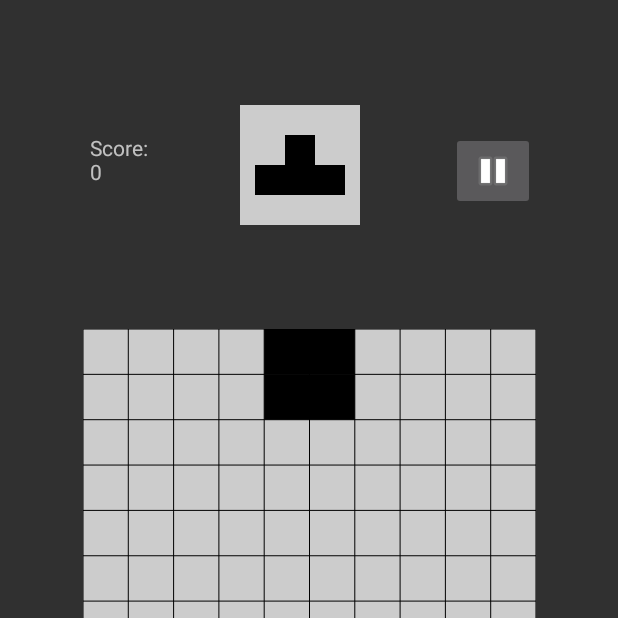
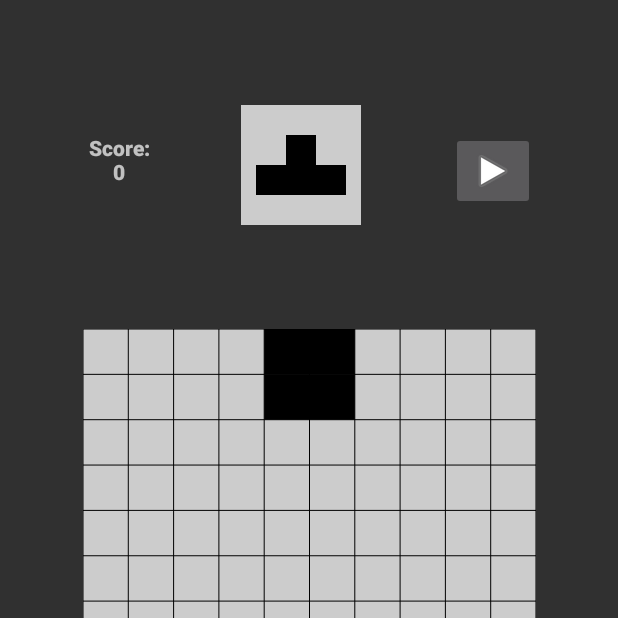
Before and after one commit to Warpand/Mobilne-Tetris, an Android app: the SinglePlayerActivity screen opened directly, with no data from a screen before it, after a tap on an icon or button, on a phone screen of 412 x 824 dp, the top half of it. Run offline under Robolectric (Android 15) with nearby library versions, the phone set to English and light mode, and no system bars; our stand-ins replace Room's generated code.

Commit message:
Pause button now changes its image, prettier score text

```diff
--- /dev/null
+++ b/app/src/main/java/com/example/tetris/android/PauseButtonListener.java
@@ -0,0 +1,30 @@
+package com.example.tetris.android;
+import android.view.View;
+import android.widget.ImageButton;
+
+import com.example.tetris.core.GameEngine;
+import com.example.tetris.core.GameEvent;
+
+public class PauseButtonListener implements View.OnClickListener {
+    private final GameEngine gameEngine;
+    private final int pauseImageId;
+    private final int resumeImageId;
+    private boolean paused = false;
+
+    PauseButtonListener(GameEngine gameEngine) {
+        this.gameEngine = gameEngine;
+        pauseImageId = android.R.drawable.ic_media_pause;
+        resumeImageId = android.R.drawable.ic_media_play;
+    }
+
+    @Override
+    public void onClick(View view) {
+        ImageButton pauseButton = (ImageButton) view;
+        paused = !paused;
+        if(paused)
+            pauseButton.setImageResource(resumeImageId);
+        else
+            pauseButton.setImageResource(pauseImageId);
+        gameEngine.registerEvent(new GameEvent.PauseEvent());
+    }
+}
--- a/app/src/main/java/com/example/tetris/android/SinglePlayerActivity.java
+++ b/app/src/main/java/com/example/tetris/android/SinglePlayerActivity.java
@@ -34,7 +34,7 @@
         SinglePlayerActivityBinding binding = SinglePlayerActivityBinding.inflate(getLayoutInflater());
         gameEngine.registerObserver(binding.scoreText);
         gameEngine.registerObserver(binding.tetrominoView);
-        binding.pauseButton.setOnClickListener(view -> gameEngine.registerEvent(new GameEvent.PauseEvent()));
+        binding.pauseButton.setOnClickListener(new PauseButtonListener(gameEngine));
         binding.boardView.setGameEngine(gameEngine);
         setContentView(binding.getRoot());
     }
--- a/app/src/main/res/layout/single_player_activity.xml
+++ b/app/src/main/res/layout/single_player_activity.xml
@@ -34,6 +34,8 @@
         android:layout_width="wrap_content"
         android:layout_height="wrap_content"
         android:text="@string/initScoreViewText"
+        android:gravity="center"
+        android:fontFamily="sans-serif-black"
         app:layout_constraintBottom_toTopOf="@+id/boardView"
         app:layout_constraintEnd_toStartOf="@+id/pauseButton"
         app:layout_constraintHorizontal_bias="0.229"
```
